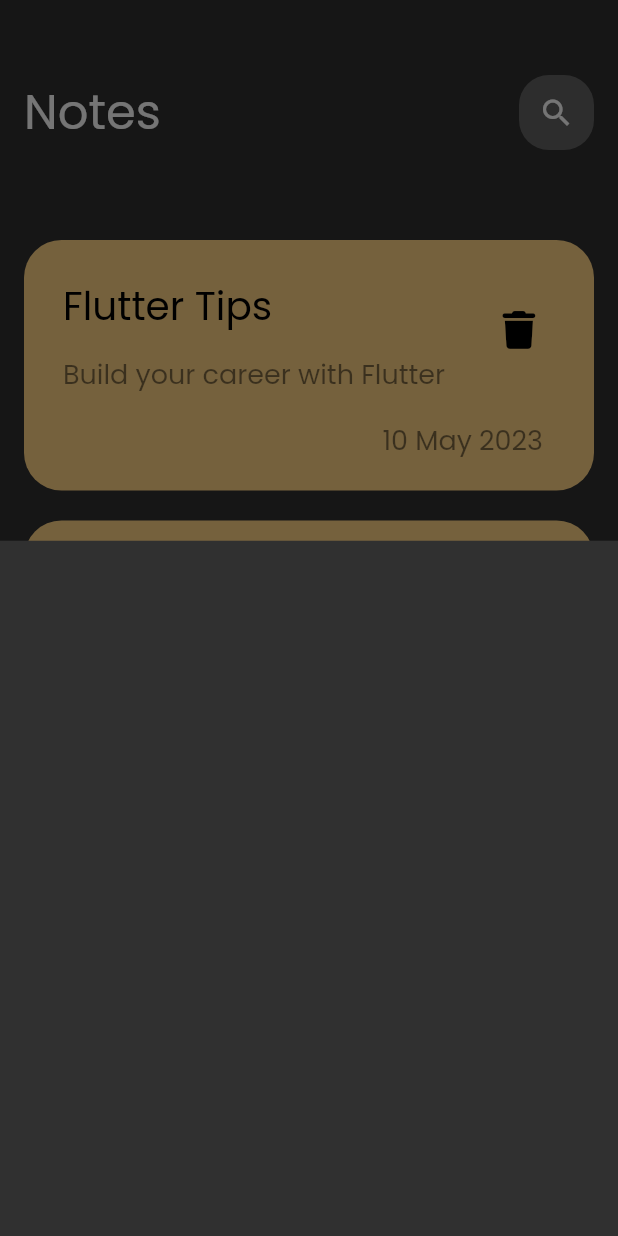
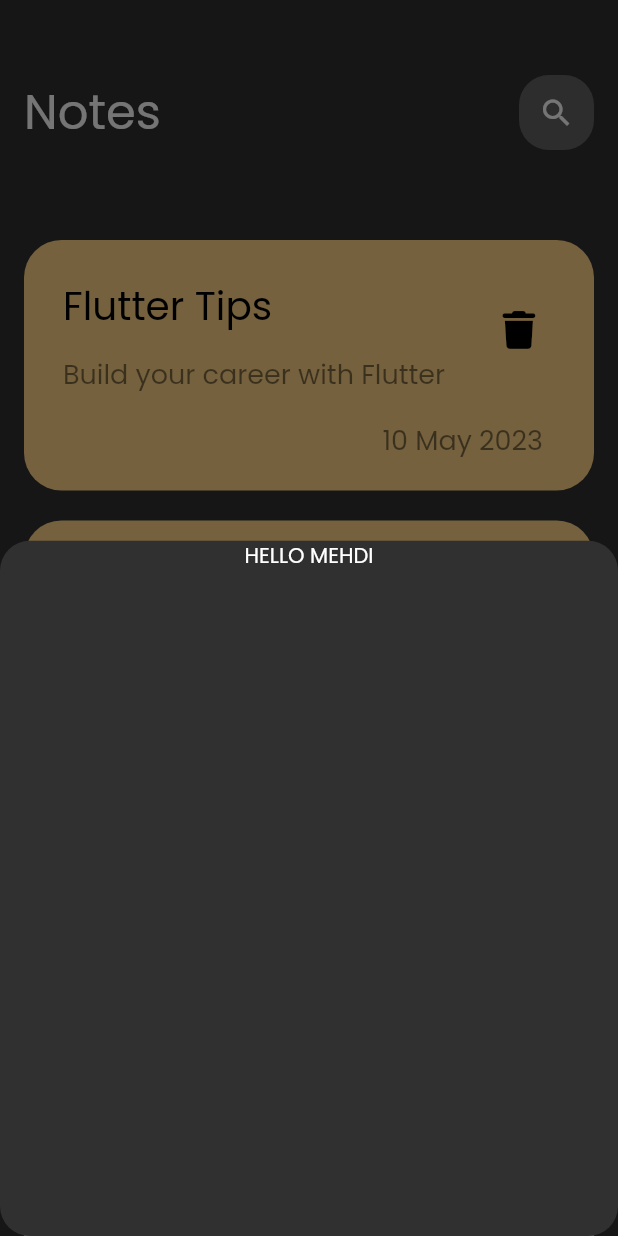
Before and after one commit to mecodeur/notes2_app, a Flutter app: the screen it shows after launch, after a tap on an icon or button, on a phone screen of 412 x 824 dp. Run offline on Flutter 3.47's test engine with Material 2 defaults, Android fonts, the phone set to English and light mode, and no system bars; our stand-ins replace font_awesome_flutter.

Commit message:
Add border radius to bottom sheet

```diff
--- a/lib/views/notes_wiew.dart
+++ b/lib/views/notes_wiew.dart
@@ -11,7 +11,9 @@ class NotesView extends StatelessWidget {
     return Scaffold(
       floatingActionButton: FloatingActionButton(
         onPressed: () {
-          showModalBottomSheet(context: context, builder: (context){
+          showModalBottomSheet(
+              shape: RoundedRectangleBorder(borderRadius: BorderRadius.circular(20)),
+              context: context, builder: (context){
             return AddNoteBottomSheet();
           });
         },
--- a/lib/widgets/add_note_bottom_sheet.dart
+++ b/lib/widgets/add_note_bottom_sheet.dart
@@ -5,6 +5,12 @@ class AddNoteBottomSheet extends StatelessWidget {
 
   @override
   Widget build(BuildContext context) {
-    return Container();
+    return Container(
+      child: Column(
+        children: [
+          Text('HELLO MEHDI'),
+        ],
+      ),
+    );
   }
 }
```
